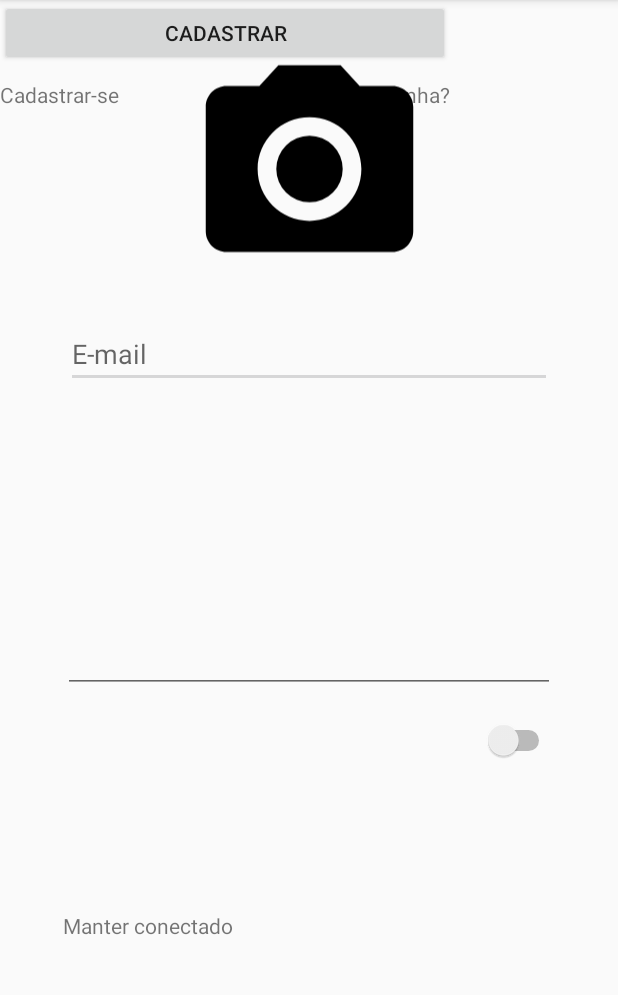
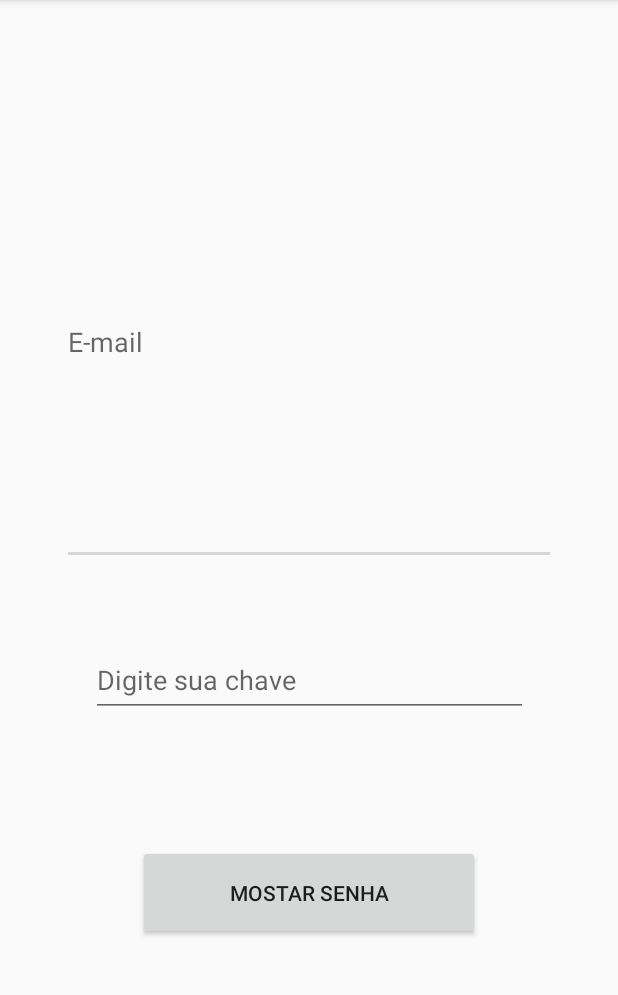
Before and after one commit to vagneraugus/app, an Android app: the Cadastro screen opened directly, with no data from a screen before it, after a tap on "Esqueceu a senha?", on a phone screen of 412 x 824 dp, the part 84-1079 px from its top. Run offline under Robolectric (Android 15) with nearby library versions, the phone set to English and light mode, and no system bars.

Commit message:
Tela esqueceu senha e ligar com login - layout

```diff
--- a/confin/app/src/main/AndroidManifest.xml
+++ b/confin/app/src/main/AndroidManifest.xml
@@ -41,7 +41,8 @@
             android:name=".Despesas"
             android:label="@string/title_activity_despesas"
             android:theme="@style/AppTheme.NoActionBar" />
-        <activity android:name=".Cadastro"></activity>
+        <activity android:name=".Cadastro" />
+        <activity android:name=".EsqueceuSenha"></activity>
     </application>
 
 </manifest>
--- a/confin/app/src/main/java/com/confin/confin/Cadastro.java
+++ b/confin/app/src/main/java/com/confin/confin/Cadastro.java
@@ -1,7 +1,11 @@
 package com.confin.confin;
 
+import android.content.Intent;
 import android.support.v7.app.AppCompatActivity;
 import android.os.Bundle;
+import android.view.View;
+import android.widget.Button;
+import android.widget.TextView;
 
 public class Cadastro extends AppCompatActivity {
 
@@ -9,5 +13,19 @@ public class Cadastro extends AppCompatActivity {
     protected void onCreate(Bundle savedInstanceState) {
         super.onCreate(savedInstanceState);
         setContentView(R.layout.activity_cadastro);
+
+        final TextView text = findViewById(R.id.txtEsqueceuSenha);
+        text.setOnClickListener(new View.OnClickListener() {
+            public void onClick(View v) {
+                startActivity(new Intent(Cadastro.this, EsqueceuSenha.class));
+            }
+        });
+
+        final Button button = findViewById(R.id.btnCadastrar);
+        button.setOnClickListener(new View.OnClickListener() {
+                public void onClick(View v) {
+                    startActivity(new Intent(Cadastro.this, LoginActivity.class));
+                }
+        });
     }
 }
--- /dev/null
+++ b/confin/app/src/main/java/com/confin/confin/EsqueceuSenha.java
@@ -0,0 +1,25 @@
+package com.confin.confin;
+
+import android.content.Intent;
+import android.support.v7.app.AlertDialog;
+import android.support.v7.app.AppCompatActivity;
+import android.os.Bundle;
+import android.view.View;
+import android.widget.Button;
+import android.widget.TextView;
+
+public class EsqueceuSenha extends AppCompatActivity {
+
+    @Override
+    protected void onCreate(Bundle savedInstanceState) {
+        super.onCreate(savedInstanceState);
+        setContentView(R.layout.activity_esqueceu_senha);
+
+        final Button button = findViewById(R.id.btnMostarSenha);
+        button.setOnClickListener(new View.OnClickListener() {
+            public void onClick(View v) {
+                startActivity(new Intent(EsqueceuSenha.this, LoginActivity.class));
+                }
+        });
+    }
+}
--- a/confin/app/src/main/res/layout/activity_cadastro.xml
+++ b/confin/app/src/main/res/layout/activity_cadastro.xml
@@ -9,13 +9,18 @@
     <Button
         android:id="@+id/btnCadastrar"
         style="@style/Widget.AppCompat.Button.Small"
-        android:layout_width="300dp"
-        android:layout_height="44dp"
+        android:layout_width="285dp"
+        android:layout_height="54dp"
+        android:layout_marginBottom="57dp"
+        android:layout_marginEnd="42dp"
+        android:layout_marginStart="42dp"
         android:autoText="false"
         android:onClick="LoginActivity"
         android:text="Cadastrar"
-        tools:layout_editor_absoluteX="42dp"
-        tools:layout_editor_absoluteY="410dp"
+        app:layout_constraintBottom_toBottomOf="parent"
+        app:layout_constraintEnd_toEndOf="parent"
+        app:layout_constraintStart_toStartOf="parent"
+        app:layout_constraintTop_toBottomOf="@+id/imageView2"
         tools:textAllCaps="false" />
 
     <TextView
@@ -23,18 +28,17 @@
         android:layout_width="wrap_content"
         android:layout_height="wrap_content"
         android:layout_marginTop="9dp"
+        android:onClick="@string/title_activity_login"
         android:text="Cadastrar-se"
         app:layout_constraintStart_toStartOf="@+id/btnCadastrar"
         app:layout_constraintTop_toBottomOf="@+id/btnCadastrar" />
 
     <TextView
-        android:id="@+id/textView3"
+        android:id="@+id/txtEsqueceuSenha"
         android:layout_width="wrap_content"
         android:layout_height="wrap_content"
-        android:layout_marginTop="9dp"
+        android:layout_marginTop="8dp"
         android:text="Esqueceu a senha?"
-        android:onClick="onClick"
-        android:clickable="true"
         app:layout_constraintEnd_toEndOf="@+id/btnCadastrar"
         app:layout_constraintTop_toBottomOf="@+id/btnCadastrar" />
 
@@ -78,6 +82,7 @@
         android:layout_marginStart="42dp"
         android:layout_marginTop="31dp"
         android:ems="10"
+        android:hint="Senha"
         android:inputType="textPassword"
         app:layout_constraintBottom_toBottomOf="@+id/textView4"
         app:layout_constraintEnd_toEndOf="parent"
@@ -88,9 +93,9 @@
         android:id="@+id/imageView2"
         android:layout_width="166dp"
         android:layout_height="0dp"
-        android:layout_marginBottom="15dp"
+        android:layout_marginBottom="210dp"
         android:layout_marginTop="25dp"
-        app:layout_constraintBottom_toTopOf="@+id/edtEmail"
+        app:layout_constraintBottom_toTopOf="@+id/btnCadastrar"
         app:layout_constraintLeft_toLeftOf="parent"
         app:layout_constraintRight_toRightOf="parent"
         app:layout_constraintTop_toTopOf="parent"
--- /dev/null
+++ b/confin/app/src/main/res/layout/activity_esqueceu_senha.xml
@@ -0,0 +1,54 @@
+<?xml version="1.0" encoding="utf-8"?>
+<android.support.constraint.ConstraintLayout xmlns:android="http://schemas.android.com/apk/res/android"
+    xmlns:app="http://schemas.android.com/apk/res-auto"
+    xmlns:tools="http://schemas.android.com/tools"
+    android:layout_width="match_parent"
+    android:layout_height="match_parent"
+    tools:context="com.confin.confin.EsqueceuSenha"
+    tools:layout_editor_absoluteY="81dp">
+
+    <Button
+        android:id="@+id/btnMostarSenha"
+        style="@style/Widget.AppCompat.Button.Small"
+        android:layout_width="228dp"
+        android:layout_height="63dp"
+        android:layout_marginBottom="141dp"
+        android:text="Mostar senha"
+        app:layout_constraintBottom_toBottomOf="parent"
+        app:layout_constraintEnd_toEndOf="parent"
+        app:layout_constraintStart_toStartOf="parent"
+        app:layout_constraintTop_toBottomOf="@+id/edtSenha"
+        tools:textAllCaps="false" />
+
+    <EditText
+        android:id="@+id/edtEmail"
+        android:layout_width="0dp"
+        android:layout_height="0dp"
+        android:layout_marginBottom="52dp"
+        android:layout_marginEnd="41dp"
+        android:layout_marginStart="41dp"
+        android:layout_marginTop="80dp"
+        android:ems="10"
+        android:hint="E-mail"
+        android:inputType="textEmailAddress"
+        app:layout_constraintBottom_toTopOf="@+id/edtSenha"
+        app:layout_constraintEnd_toEndOf="parent"
+        app:layout_constraintStart_toStartOf="parent"
+        app:layout_constraintTop_toTopOf="parent" />
+
+    <EditText
+        android:id="@+id/edtSenha"
+        android:layout_width="291dp"
+        android:layout_height="49dp"
+        android:layout_marginBottom="85dp"
+        android:layout_marginEnd="41dp"
+        android:layout_marginStart="41dp"
+        android:ems="10"
+        android:hint="Digite sua chave"
+        android:inputType="textPassword"
+        app:layout_constraintBottom_toTopOf="@+id/btnMostarSenha"
+        app:layout_constraintEnd_toEndOf="parent"
+        app:layout_constraintStart_toStartOf="parent"
+        app:layout_constraintTop_toBottomOf="@+id/edtEmail" />
+
+</android.support.constraint.ConstraintLayout>
```
